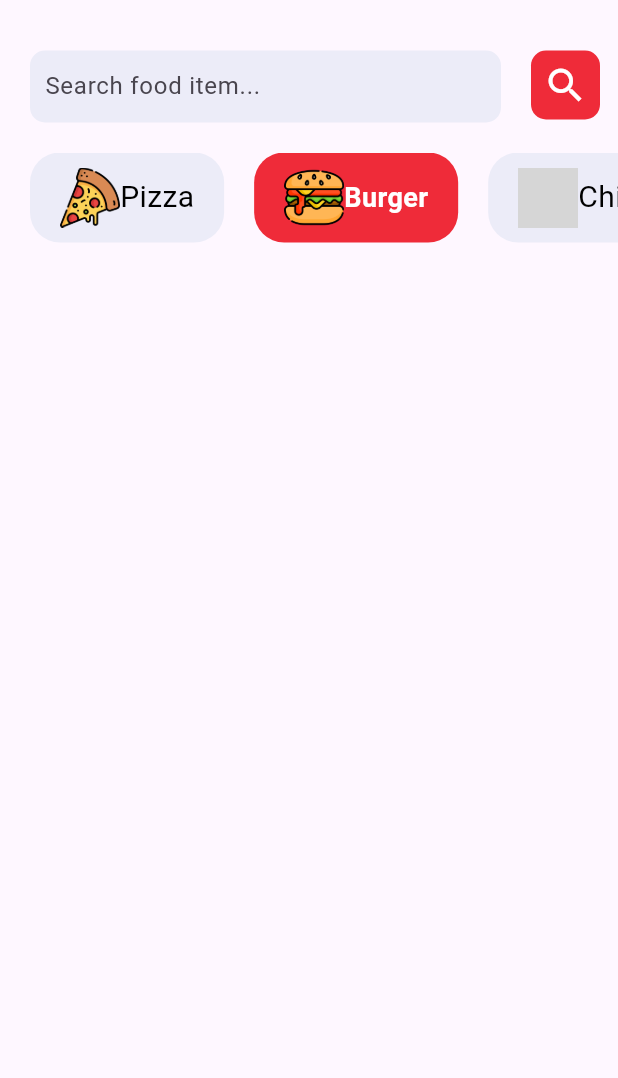
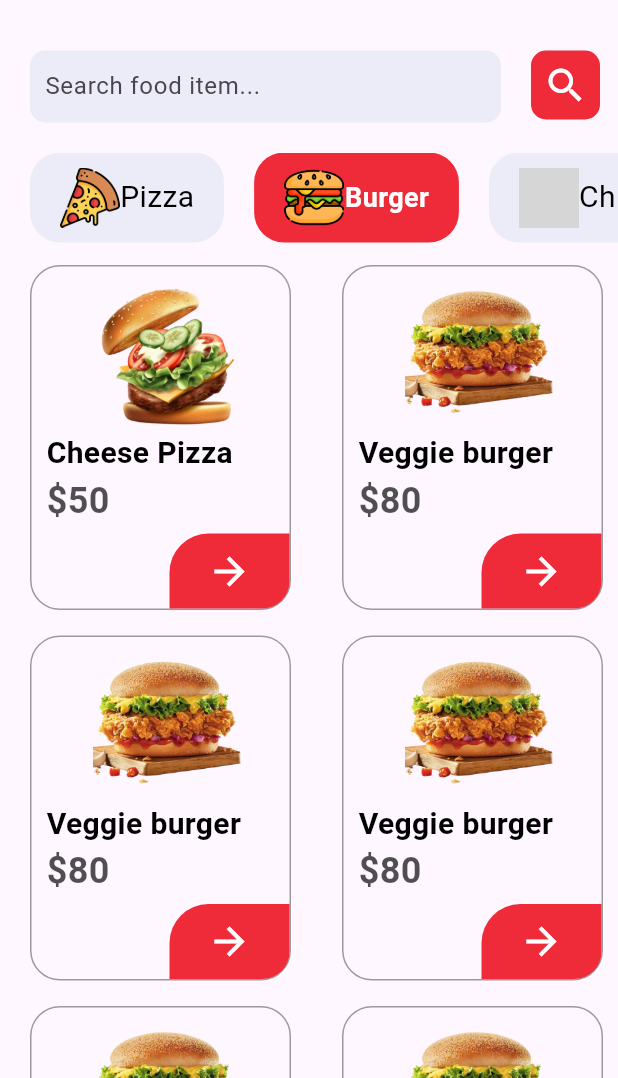
Before and after one commit to coderdostarjun/FoodGo, a Flutter app: the screen it shows after launch, after a tap on "Burger", on a phone screen of 412 x 824 dp, the part 158-1236 px from its top. Run offline on Flutter 3.47's test engine with Material 3 defaults, Android fonts, the phone set to English and light mode, and no system bars; grey boxes are pictures that could not be loaded.

Commit message:
add food items on different category

```diff
--- /dev/null
+++ b/lib/model/burger_model.dart
@@ -0,0 +1,6 @@
+class BurgerModel
+{
+  String? name;
+  String? image;
+  String? price;
+}
--- /dev/null
+++ b/lib/model/pizza_model.dart
@@ -0,0 +1,7 @@
+import 'package:flutter/material.dart';
+class PizzaModel
+{
+  String? name;
+  String? image;
+  String? price;
+}
--- a/lib/screen/HomeScreen.dart
+++ b/lib/screen/HomeScreen.dart
@@ -1,6 +1,10 @@
 import 'package:flutter/material.dart';
+import 'package:food_go/model/burger_model.dart';
 import 'package:food_go/model/category_model.dart';
+import 'package:food_go/model/pizza_model.dart';
+import 'package:food_go/service/burger_data.dart';
 import 'package:food_go/service/category_data.dart';
+import 'package:food_go/service/pizza_dart.dart';
 import 'package:food_go/service/widget_support.dart';
 
 class Homescreen extends StatefulWidget {
@@ -12,12 +16,16 @@ class Homescreen extends StatefulWidget {
 
 class _HomescreenState extends State<Homescreen> {
   List<CategoryModel> categoires=[];
+  List<PizzaModel> pizza=[];
+  List<BurgerModel> burger=[];
   String track="0";
 
   @override
   void initState() {
     // TODO: implement initState
     categoires=getCategories();
+    pizza=getPizza();
+    burger=getBurger();
     // print(categoires[2].name);
     super.initState();
   }
@@ -85,11 +93,41 @@ class _HomescreenState extends State<Homescreen> {
                    itemBuilder: (context,index){
                  return CategoryTile(name: categoires[index].name!, image: categoires[index].image!,categoryIndex: index.toString(),);
                }),
-             )
+             ),
+
+            SizedBox(height: 15.0,),
+            track=="0"?
+            Expanded(
+              child: GridView.builder(
+                padding: EdgeInsets.zero,
+                  gridDelegate:SliverGridDelegateWithFixedCrossAxisCount(crossAxisCount: 2,childAspectRatio: 0.8,mainAxisSpacing: 17.0,crossAxisSpacing: 24.0),
+                  itemCount: pizza.length,
+                  itemBuilder: (context,index)
+
+              {
+              return FoodTile(name: pizza[index].name!, image: pizza[index].image!, price:pizza[index].price!);
+
+              }),
+            ):track=="1"?Expanded(
+              child: GridView.builder(
+                  padding: EdgeInsets.zero,
+                  gridDelegate:SliverGridDelegateWithFixedCrossAxisCount(crossAxisCount: 2,childAspectRatio: 0.8,mainAxisSpacing: 17.0,crossAxisSpacing: 24.0),
+                  itemCount: burger.length,
+                  itemBuilder: (context,index)
+
+                  {
+                    return FoodTile(name: burger[index].name!, image: burger[index].image!, price:burger[index].price!);
+
+                  }),
+            ):Container(),
+
           ],
         ),
       ),);
   }
+
+
+  //create CategoryIile widget
   Widget CategoryTile({required String name,required String image, required String categoryIndex})
   {
     return GestureDetector(
@@ -106,6 +144,7 @@ class _HomescreenState extends State<Homescreen> {
         child:Row(
           children: [
             Image.asset(image,height: 40,width: 40,fit: BoxFit.cover,),
+            SizedBox(width: 0.5,),
             Text(name,style:AppWidget.whiteTextFieldStyle(),),
           ],
         ) ,
@@ -122,4 +161,38 @@ class _HomescreenState extends State<Homescreen> {
       ),
     );
   }
+
+  //create FoodTile Widget
+  Widget FoodTile({required String name,required String image, required String price})
+  {
+    return Container(
+      margin: EdgeInsets.only(right: 10.0),
+      padding: EdgeInsets.only(left: 10.0,top: 10.0),
+      decoration: BoxDecoration(border: Border.all(color: Colors.black38),borderRadius:BorderRadius.circular(20)),
+      child: Column(
+        crossAxisAlignment: CrossAxisAlignment.start,
+        children: [
+        Center(child: Image.asset(image,height: 100,width: 100,fit: BoxFit.cover,)),
+            Text(name,style: AppWidget.boldTextFiledStyle(),),
+            Text("\$"+ price,style: AppWidget.priceTextFiledStyle(),),
+          Spacer(),
+          Row(
+            mainAxisAlignment: MainAxisAlignment.end,
+            children: [
+              Container(
+                height: 50,
+                width: 80,
+                decoration: BoxDecoration(color: Color(0xffef2b39),borderRadius: BorderRadius.only(topLeft: Radius.circular(26),bottomRight: Radius.circular(18))),
+                child: Icon(Icons.arrow_forward,color: Colors.white,size: 30.0,),
+              ),
+            ],
+          )
+
+        ],
+      ),
+    );
+  }
+
+
+
 }
--- /dev/null
+++ b/lib/service/burger_data.dart
@@ -0,0 +1,45 @@
+import 'package:food_go/model/burger_model.dart';
+
+List<BurgerModel> getBurger()
+{
+  List<BurgerModel> burger=[];
+
+  BurgerModel burgerModel=new BurgerModel();
+  burgerModel.name="Cheese Pizza";
+  burgerModel.image="assets/images/burger1.png";
+  burgerModel.price="50";
+  burger.add(burgerModel);
+  burgerModel=new BurgerModel();
+
+  burgerModel.name="Veggie burger";
+  burgerModel.image="assets/images/burger2.png";
+  burgerModel.price="80";
+  burger.add(burgerModel);
+  burgerModel=new BurgerModel();
+
+  burgerModel.name="Veggie burger";
+  burgerModel.image="assets/images/burger2.png";
+  burgerModel.price="80";
+  burger.add(burgerModel);
+  burgerModel=new BurgerModel();
+
+  burgerModel.name="Veggie burger";
+  burgerModel.image="assets/images/burger2.png";
+  burgerModel.price="80";
+  burger.add(burgerModel);
+  burgerModel=new BurgerModel();
+  burgerModel.name="Veggie burger";
+  burgerModel.image="assets/images/burger2.png";
+  burgerModel.price="80";
+  burger.add(burgerModel);
+  burgerModel=new BurgerModel();
+
+  burgerModel.name="Veggie burger";
+  burgerModel.image="assets/images/burger2.png";
+  burgerModel.price="80";
+  burger.add(burgerModel);
+  burgerModel=new BurgerModel();
+
+  return burger;
+
+}
--- /dev/null
+++ b/lib/service/pizza_dart.dart
@@ -0,0 +1,36 @@
+import 'dart:math';
+
+import 'package:food_go/model/pizza_model.dart';
+
+List<PizzaModel> getPizza()
+{
+  List<PizzaModel> pizza=[];
+
+  PizzaModel pizzaModel=new PizzaModel();
+  pizzaModel.name="Cheese Pizza";
+  pizzaModel.image="assets/images/pizza1.png";
+  pizzaModel.price="50";
+  pizza.add(pizzaModel);
+  pizzaModel=new PizzaModel();
+
+  pizzaModel.name="Margherita pizza";
+  pizzaModel.image="assets/images/pizza2.png";
+  pizzaModel.price="80";
+  pizza.add(pizzaModel);
+  pizzaModel=new PizzaModel();
+
+  pizzaModel.name="Margherita pizza";
+  pizzaModel.image="assets/images/pizza2.png";
+  pizzaModel.price="80";
+  pizza.add(pizzaModel);
+  pizzaModel=new PizzaModel();
+
+  pizzaModel.name="Margherita pizza";
+  pizzaModel.image="assets/images/pizza2.png";
+  pizzaModel.price="80";
+  pizza.add(pizzaModel);
+  pizzaModel=new PizzaModel();
+
+  return pizza;
+
+}
--- a/lib/service/widget_support.dart
+++ b/lib/service/widget_support.dart
@@ -13,4 +13,12 @@ class AppWidget
   {
     return TextStyle(color: Colors.white,fontSize: 18.0,fontWeight: FontWeight.bold);
   }
+  static TextStyle boldTextFiledStyle()
+  {
+    return TextStyle(color: Colors.black,fontSize: 20.0,fontWeight: FontWeight.bold);
+  }
+  static TextStyle priceTextFiledStyle()
+  {
+    return TextStyle(color:const Color.fromARGB(174, 0, 0, 0),fontSize: 24.0,fontWeight: FontWeight.bold);
+  }
 }
```
